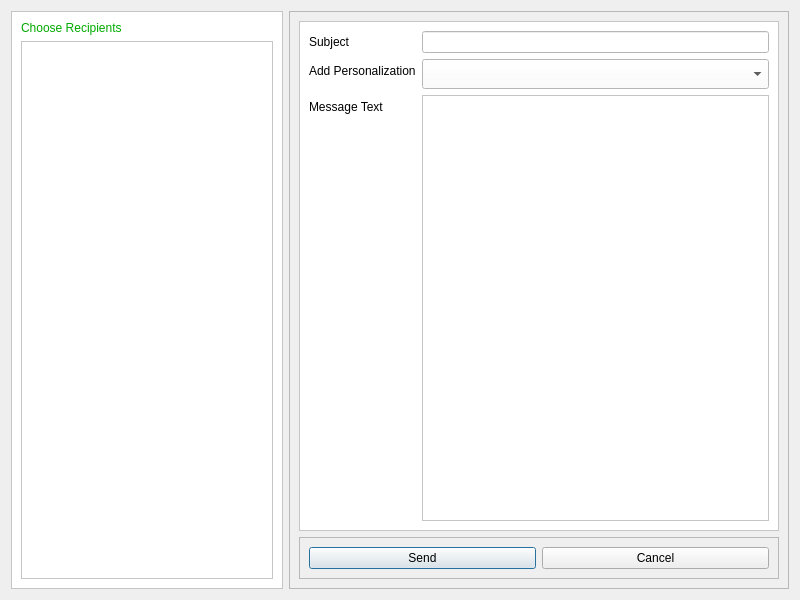
Old version of the form emailall.ui in the repository delivite/phonebook.
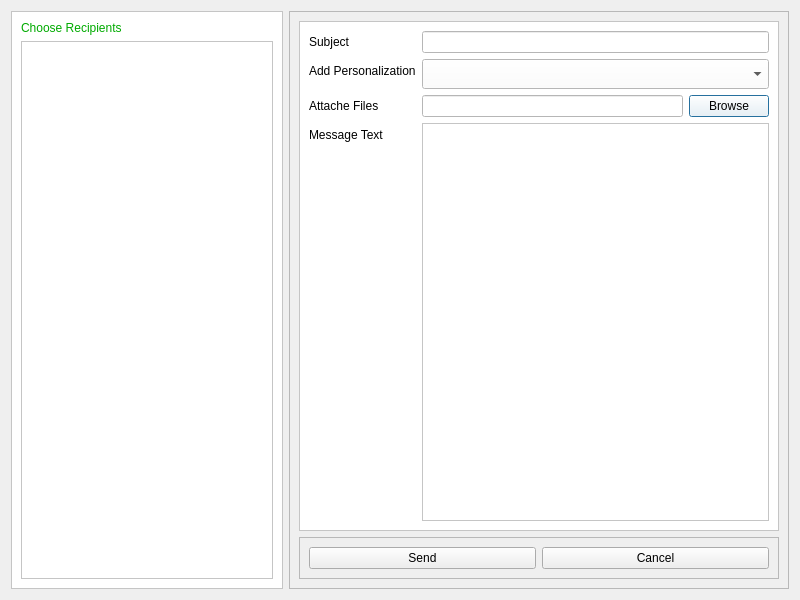
New version of the form. Icons and pictures are not drawn.

Patch:
```diff
--- a/emailall.ui
+++ b/emailall.ui
@@ -88,8 +88,6 @@
         <property name="frameShadow">
          <enum>QFrame::Raised</enum>
         </property>
-        <layout class="QVBoxLayout" name="verticalLayout_3">
-         <item>
           <layout class="QFormLayout" name="formLayout">
            <item row="0" column="0">
             <widget class="QLabel" name="label_3">
@@ -122,16 +120,35 @@
             </widget>
            </item>
            <item row="2" column="0">
+          <widget class="QLabel" name="label_5">
+           <property name="text">
+            <string>Attache Files</string>
+           </property>
+          </widget>
+         </item>
+         <item row="2" column="1">
+          <layout class="QHBoxLayout" name="horizontalLayout_3">
+           <item>
+            <widget class="QLineEdit" name="file"/>
+           </item>
+           <item>
+            <widget class="QPushButton" name="browse_button">
+             <property name="text">
+              <string>Browse</string>
+             </property>
+            </widget>
+           </item>
+          </layout>
+         </item>
+         <item row="3" column="0">
             <widget class="QLabel" name="label_4">
              <property name="text">
               <string>Message Text</string>
              </property>
             </widget>
            </item>
-           <item row="2" column="1">
+         <item row="3" column="1">
             <widget class="QTextEdit" name="message_edit"/>
-           </item>
-          </layout>
          </item>
         </layout>
        </widget>
```
Lines whose indentation alone changed are shown as unchanged.
